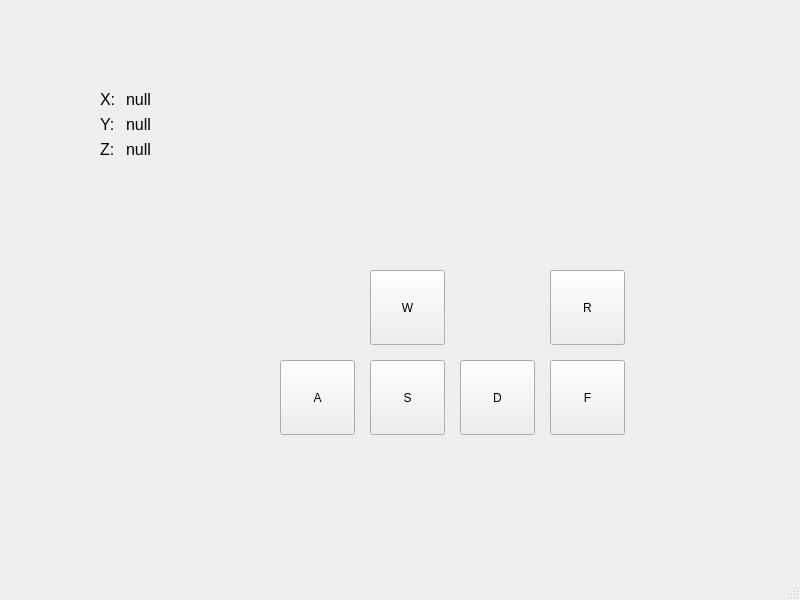
zjlxmyx/ThorlabsKST101, file designer_main_GUI.ui: the form before one commit.
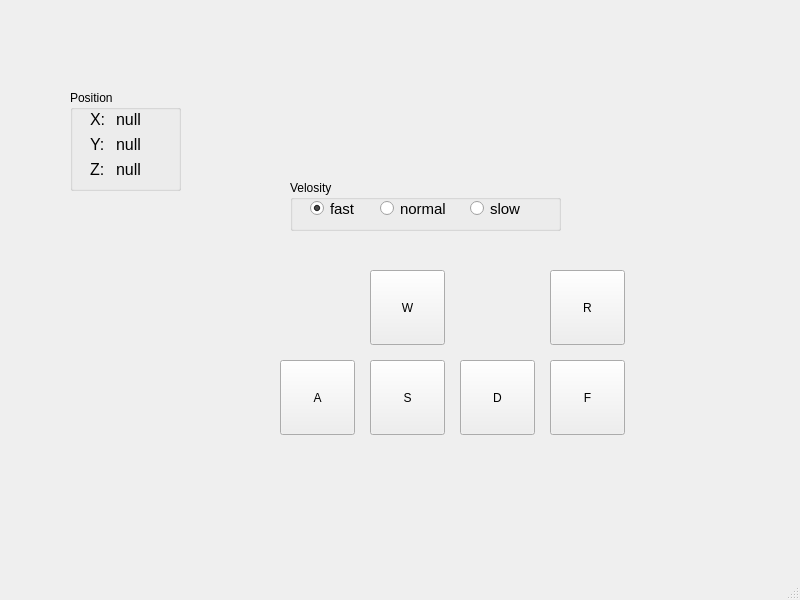
The form after the commit.

```diff
--- a/designer_main_GUI.ui
+++ b/designer_main_GUI.ui
@@ -14,7 +14,7 @@
    <string>Motor controller 1.0</string>
   </property>
   <widget class="QWidget" name="centralwidget">
-   <widget class="QPushButton" name="up_button">
+   <widget class="QPushButton" name="button_S">
     <property name="geometry">
      <rect>
       <x>370</x>
@@ -27,7 +27,7 @@
      <string>W</string>
     </property>
    </widget>
-   <widget class="QPushButton" name="left_button">
+   <widget class="QPushButton" name="button_A">
     <property name="geometry">
      <rect>
       <x>280</x>
@@ -40,7 +40,7 @@
      <string>A</string>
     </property>
    </widget>
-   <widget class="QPushButton" name="down_button">
+   <widget class="QPushButton" name="button_W">
     <property name="geometry">
      <rect>
       <x>370</x>
@@ -53,7 +53,7 @@
      <string>S</string>
     </property>
    </widget>
-   <widget class="QPushButton" name="right_button">
+   <widget class="QPushButton" name="button_D">
     <property name="geometry">
      <rect>
       <x>460</x>
@@ -66,12 +66,120 @@
      <string>D</string>
     </property>
    </widget>
-   <widget class="QWidget" name="layoutWidget">
+   <widget class="QPushButton" name="button_R">
     <property name="geometry">
      <rect>
-      <x>100</x>
+      <x>550</x>
+      <y>270</y>
+      <width>75</width>
+      <height>75</height>
+     </rect>
+    </property>
+    <property name="text">
+     <string>R</string>
+    </property>
+   </widget>
+   <widget class="QPushButton" name="button_F">
+    <property name="geometry">
+     <rect>
+      <x>550</x>
+      <y>360</y>
+      <width>75</width>
+      <height>75</height>
+     </rect>
+    </property>
+    <property name="text">
+     <string>F</string>
+    </property>
+   </widget>
+   <widget class="QGroupBox" name="groupBox">
+    <property name="geometry">
+     <rect>
+      <x>290</x>
+      <y>180</y>
+      <width>271</width>
+      <height>51</height>
+     </rect>
+    </property>
+    <property name="title">
+     <string>Velosity</string>
+    </property>
+    <widget class="QRadioButton" name="radioButton_slow">
+     <property name="geometry">
+      <rect>
+       <x>180</x>
+       <y>20</y>
+       <width>70</width>
+       <height>17</height>
+      </rect>
+     </property>
+     <property name="font">
+      <font>
+       <pointsize>11</pointsize>
+      </font>
+     </property>
+     <property name="text">
+      <string>slow</string>
+     </property>
+    </widget>
+    <widget class="QRadioButton" name="radioButton_fast">
+     <property name="geometry">
+      <rect>
+       <x>20</x>
+       <y>20</y>
+       <width>70</width>
+       <height>17</height>
+      </rect>
+     </property>
+     <property name="font">
+      <font>
+       <pointsize>11</pointsize>
+      </font>
+     </property>
+     <property name="text">
+      <string>fast</string>
+     </property>
+     <property name="checked">
+      <bool>true</bool>
+     </property>
+    </widget>
+    <widget class="QRadioButton" name="radioButton_normal">
+     <property name="geometry">
+      <rect>
+       <x>90</x>
+       <y>20</y>
+       <width>70</width>
+       <height>17</height>
+      </rect>
+     </property>
+     <property name="font">
+      <font>
+       <pointsize>11</pointsize>
+      </font>
+     </property>
+     <property name="text">
+      <string>normal</string>
+     </property>
+    </widget>
+   </widget>
+   <widget class="QGroupBox" name="groupBox_2">
+    <property name="geometry">
+     <rect>
+      <x>70</x>
       <y>90</y>
-      <width>71</width>
+      <width>111</width>
+      <height>101</height>
+     </rect>
+    </property>
+    <property name="title">
+     <string>Position</string>
+    </property>
+    <widget class="QWidget" name="layoutWidget">
+     <property name="geometry">
+      <rect>
+       <x>20</x>
+       <y>20</y>
+       <width>81</width>
       <height>71</height>
      </rect>
     </property>
@@ -84,7 +192,7 @@
       </widget>
      </item>
      <item row="0" column="1">
-      <widget class="QLabel" name="x_label">
+       <widget class="QLabel" name="label_x">
        <property name="text">
         <string>&lt;html&gt;&lt;head/&gt;&lt;body&gt;&lt;p&gt;&lt;span style=&quot; font-size:12pt;&quot;&gt;null&lt;/span&gt;&lt;/p&gt;&lt;/body&gt;&lt;/html&gt;</string>
        </property>
@@ -98,7 +206,7 @@
       </widget>
      </item>
      <item row="1" column="1">
-      <widget class="QLabel" name="y_label">
+       <widget class="QLabel" name="label_y">
        <property name="text">
         <string>&lt;html&gt;&lt;head/&gt;&lt;body&gt;&lt;p&gt;&lt;span style=&quot; font-size:12pt;&quot;&gt;null&lt;/span&gt;&lt;/p&gt;&lt;/body&gt;&lt;/html&gt;</string>
        </property>
@@ -112,7 +220,7 @@
       </widget>
      </item>
      <item row="2" column="1">
-      <widget class="QLabel" name="z_label">
+       <widget class="QLabel" name="label_z">
        <property name="text">
         <string>&lt;html&gt;&lt;head/&gt;&lt;body&gt;&lt;p&gt;&lt;span style=&quot; font-size:12pt;&quot;&gt;null&lt;/span&gt;&lt;/p&gt;&lt;/body&gt;&lt;/html&gt;</string>
        </property>
@@ -120,31 +228,6 @@
      </item>
     </layout>
    </widget>
-   <widget class="QPushButton" name="up_button_2">
-    <property name="geometry">
-     <rect>
-      <x>550</x>
-      <y>270</y>
-      <width>75</width>
-      <height>75</height>
-     </rect>
-    </property>
-    <property name="text">
-     <string>R</string>
-    </property>
-   </widget>
-   <widget class="QPushButton" name="up_button_3">
-    <property name="geometry">
-     <rect>
-      <x>550</x>
-      <y>360</y>
-      <width>75</width>
-      <height>75</height>
-     </rect>
-    </property>
-    <property name="text">
-     <string>F</string>
-    </property>
    </widget>
   </widget>
   <widget class="QMenuBar" name="menubar">
```
Lines whose indentation alone changed are shown as unchanged.
